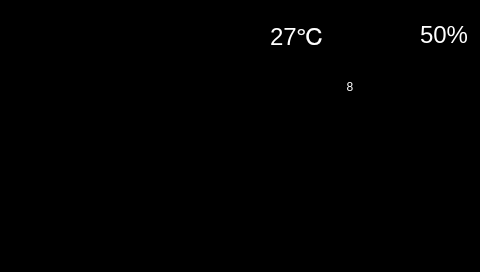
The window that mainwindow.ui (ICEDustpan/Qt-elevator) describes before a commit, drawn with Qt 5.
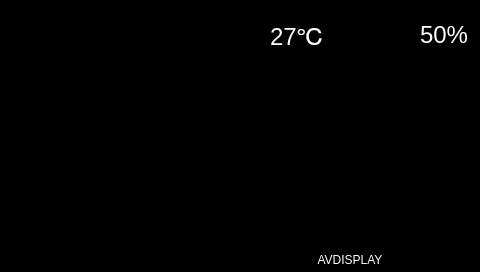
The same window after the commit. Icons and pictures are not drawn.

Commit message: add avdisplay Qlabel

Diff of the .ui file:
```diff
--- a/mainwindow.ui
+++ b/mainwindow.ui
@@ -121,7 +121,7 @@
 font: 20pt &quot;Tibetan Machine Uni&quot;;</string>
     </property>
     <property name="text">
-     <string>8</string>
+     <string/>
     </property>
     <property name="alignment">
      <set>Qt::AlignCenter</set>
@@ -143,6 +143,26 @@
      <string/>
     </property>
    </widget>
+   <widget class="QLabel" name="label">
+    <property name="geometry">
+     <rect>
+      <x>220</x>
+      <y>250</y>
+      <width>260</width>
+      <height>20</height>
+     </rect>
+    </property>
+    <property name="styleSheet">
+     <string notr="true">color: rgb(255, 255, 255);
+font: 16pt &quot;Tibetan Machine Uni&quot;;</string>
+    </property>
+    <property name="text">
+     <string>AVDISPLAY</string>
+    </property>
+    <property name="alignment">
+     <set>Qt::AlignCenter</set>
+    </property>
+   </widget>
   </widget>
  </widget>
  <layoutdefault spacing="6" margin="11"/>
```
The commit also changes 1 other file.
